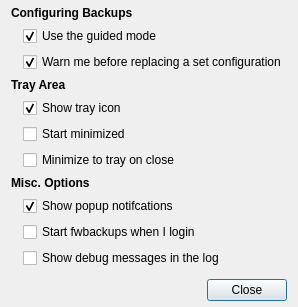
First picture: the form in data/ui/prefs.ui, repository stewartadam/fwbackups, before the edit.
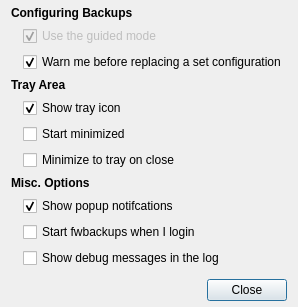
Second picture: the form after the edit. Icons and pictures are not drawn.

```diff
--- a/data/ui/prefs.ui
+++ b/data/ui/prefs.ui
@@ -61,6 +61,9 @@
        </property>
        <item row="0" column="0">
         <widget class="QCheckBox" name="guidedModeCheck">
+         <property name="enabled">
+          <bool>false</bool>
+         </property>
          <property name="text">
           <string>Use the guided mode</string>
          </property>
```
Left out of the diff: 18 changed lines with no effect on the pictures.
